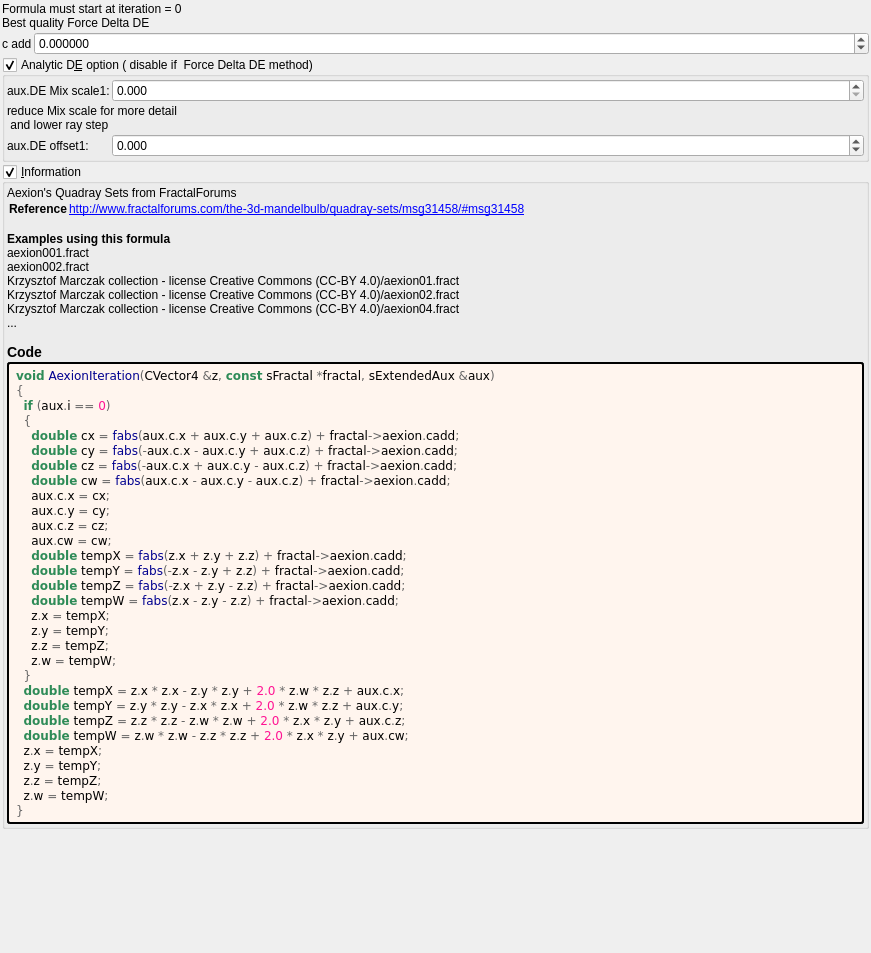
Old version of the form mandelbulber2/formula/ui/aexion.ui in the repository buddhi1980/mandelbulber2.
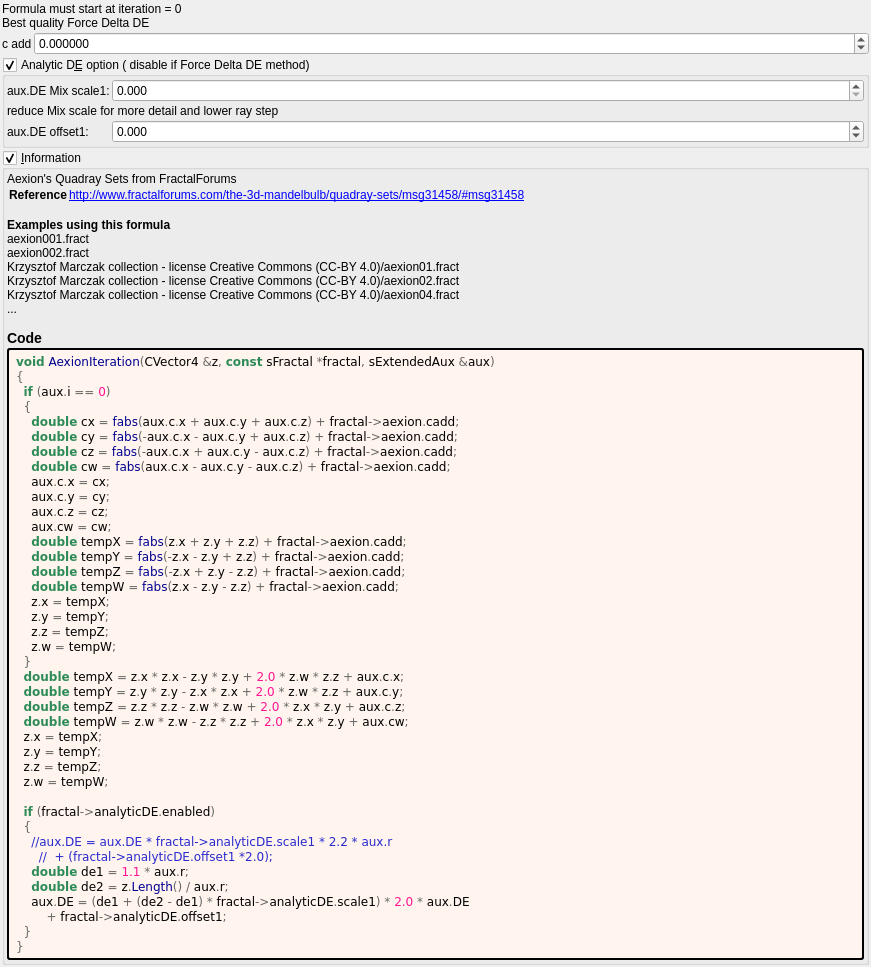
New version of the form. Custom widgets are drawn as their Qt base class.

Patch:
```diff
--- a/mandelbulber2/formula/ui/aexion.ui
+++ b/mandelbulber2/formula/ui/aexion.ui
@@ -85,7 +85,7 @@
       <string>Occasionally disable in Hybrid Mode. A few hybrid settings may work best with the analytic DE code disabled in this formula.</string>
      </property>
      <property name="title">
-      <string>Analytic D&amp;E option ( disable if  Force Delta DE method)</string>
+      <string>Analytic D&amp;E option ( disable if Force Delta DE method)</string>
      </property>
      <property name="checkable">
       <bool>true</bool>
@@ -184,8 +184,7 @@
         <item row="2" column="1" colspan="2">
          <widget class="QLabel" name="label_179">
           <property name="text">
-           <string>reduce Mix scale for more detail
- and lower ray step</string>
+           <string>reduce Mix scale for more detail and lower ray step</string>
           </property>
          </widget>
         </item>
@@ -277,6 +276,16 @@
   z&lt;span style=&quot;color:#676767&quot;&gt;.&lt;/span&gt;y &lt;span style=&quot;color:#676767&quot;&gt;=&lt;/span&gt; tempY&lt;span style=&quot;color:#676767&quot;&gt;;&lt;/span&gt;
   z&lt;span style=&quot;color:#676767&quot;&gt;.&lt;/span&gt;z &lt;span style=&quot;color:#676767&quot;&gt;=&lt;/span&gt; tempZ&lt;span style=&quot;color:#676767&quot;&gt;;&lt;/span&gt;
   z&lt;span style=&quot;color:#676767&quot;&gt;.&lt;/span&gt;w &lt;span style=&quot;color:#676767&quot;&gt;=&lt;/span&gt; tempW&lt;span style=&quot;color:#676767&quot;&gt;;&lt;/span&gt;
+
+  &lt;span style=&quot;color:#2e8b57; font-weight:bold&quot;&gt;if&lt;/span&gt; &lt;span style=&quot;color:#676767&quot;&gt;(&lt;/span&gt;fractal&lt;span style=&quot;color:#676767&quot;&gt;-&amp;gt;&lt;/span&gt;analyticDE&lt;span style=&quot;color:#676767&quot;&gt;.&lt;/span&gt;enabled&lt;span style=&quot;color:#676767&quot;&gt;)&lt;/span&gt;
+  &lt;span style=&quot;color:#676767&quot;&gt;{&lt;/span&gt;
+    &lt;span style=&quot;color:#2929cc&quot;&gt;//aux.DE = aux.DE * fractal-&amp;gt;analyticDE.scale1 * 2.2 * aux.r&lt;/span&gt;
+      &lt;span style=&quot;color:#2929cc&quot;&gt;//  + (fractal-&amp;gt;analyticDE.offset1 *2.0);&lt;/span&gt;
+    &lt;span style=&quot;color:#2e8b57; font-weight:bold&quot;&gt;double&lt;/span&gt; de1 &lt;span style=&quot;color:#676767&quot;&gt;=&lt;/span&gt; &lt;span style=&quot;color:#ff1493&quot;&gt;1.1&lt;/span&gt; &lt;span style=&quot;color:#676767&quot;&gt;*&lt;/span&gt; aux&lt;span style=&quot;color:#676767&quot;&gt;.&lt;/span&gt;r&lt;span style=&quot;color:#676767&quot;&gt;;&lt;/span&gt;
+    &lt;span style=&quot;color:#2e8b57; font-weight:bold&quot;&gt;double&lt;/span&gt; de2 &lt;span style=&quot;color:#676767&quot;&gt;=&lt;/span&gt; z&lt;span style=&quot;color:#676767&quot;&gt;.&lt;/span&gt;&lt;span style=&quot;color:#00008f&quot;&gt;Length&lt;/span&gt;&lt;span style=&quot;color:#676767&quot;&gt;() /&lt;/span&gt; aux&lt;span style=&quot;color:#676767&quot;&gt;.&lt;/span&gt;r&lt;span style=&quot;color:#676767&quot;&gt;;&lt;/span&gt;
+    aux&lt;span style=&quot;color:#676767&quot;&gt;.&lt;/span&gt;DE &lt;span style=&quot;color:#676767&quot;&gt;= (&lt;/span&gt;de1 &lt;span style=&quot;color:#676767&quot;&gt;+ (&lt;/span&gt;de2 &lt;span style=&quot;color:#676767&quot;&gt;-&lt;/span&gt; de1&lt;span style=&quot;color:#676767&quot;&gt;) *&lt;/span&gt; fractal&lt;span style=&quot;color:#676767&quot;&gt;-&amp;gt;&lt;/span&gt;analyticDE&lt;span style=&quot;color:#676767&quot;&gt;.&lt;/span&gt;scale1&lt;span style=&quot;color:#676767&quot;&gt;) *&lt;/span&gt; &lt;span style=&quot;color:#ff1493&quot;&gt;2.0&lt;/span&gt; &lt;span style=&quot;color:#676767&quot;&gt;*&lt;/span&gt; aux&lt;span style=&quot;color:#676767&quot;&gt;.&lt;/span&gt;DE
+        &lt;span style=&quot;color:#676767&quot;&gt;+&lt;/span&gt; fractal&lt;span style=&quot;color:#676767&quot;&gt;-&amp;gt;&lt;/span&gt;analyticDE&lt;span style=&quot;color:#676767&quot;&gt;.&lt;/span&gt;offset1&lt;span style=&quot;color:#676767&quot;&gt;;&lt;/span&gt;
+  &lt;span style=&quot;color:#676767&quot;&gt;}&lt;/span&gt;
 &lt;span style=&quot;color:#676767&quot;&gt;}&lt;/span&gt;
 &lt;/pre&gt;
 &lt;/body&gt;</string>
```
Left out of the diff: 2 changed lines with no effect on the pictures.
